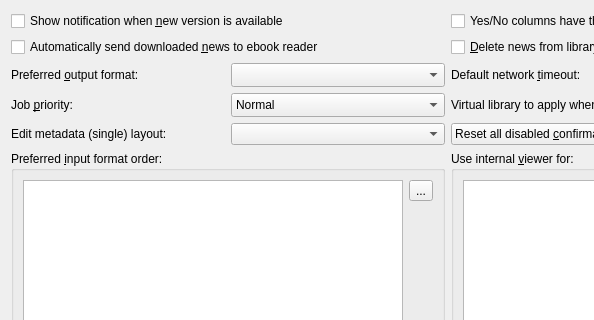
The window that src/calibre/gui2/preferences/behavior.ui (kovidgoyal/calibre) describes before a commit, drawn with Qt 5; both pictures show x 0 to 594 and y 0 to 320 of the 941 by 563 pixel window.
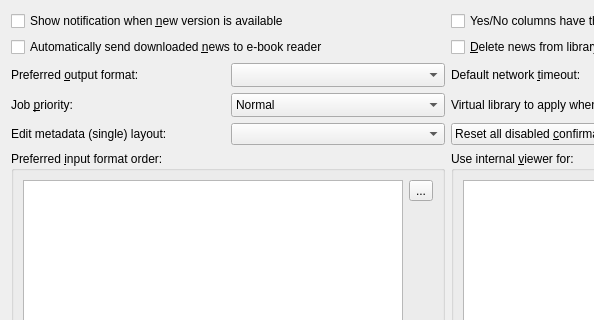
The same window after the commit. Icons and pictures are not drawn.

```diff
--- a/src/calibre/gui2/preferences/behavior.ui
+++ b/src/calibre/gui2/preferences/behavior.ui
@@ -35,7 +35,7 @@
    <item row="3" column="0">
     <widget class="QCheckBox" name="opt_upload_news_to_device">
      <property name="text">
-      <string>Automatically send downloaded &amp;news to ebook reader</string>
+      <string>Automatically send downloaded &amp;news to e-book reader</string>
      </property>
     </widget>
    </item>
```
